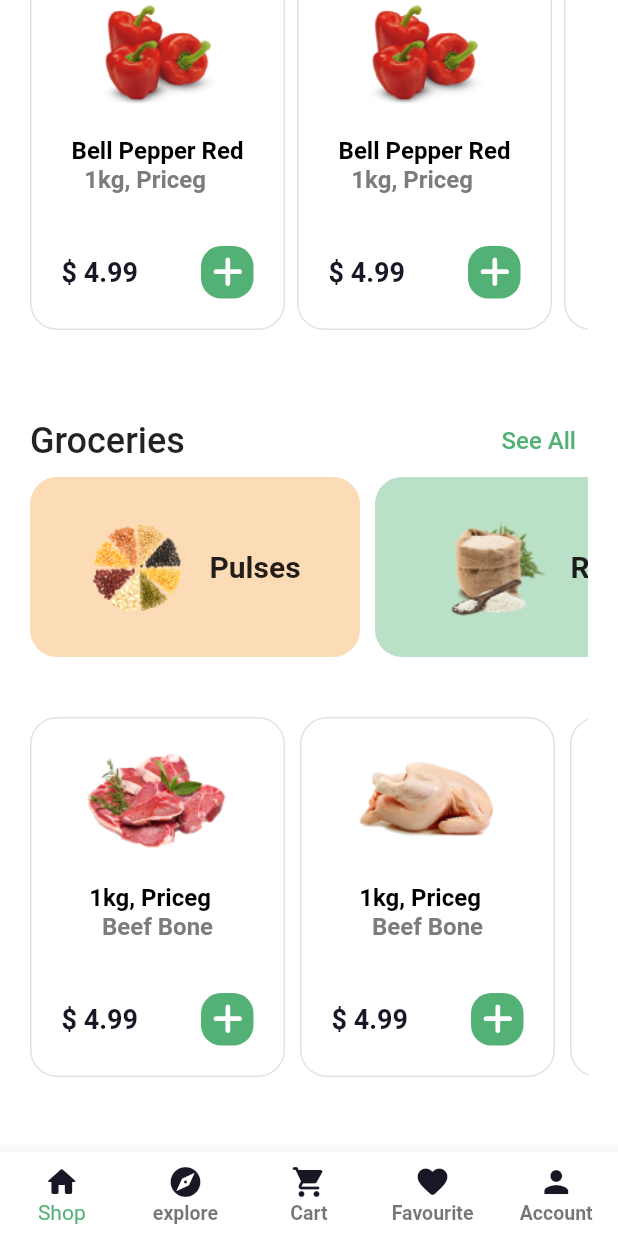
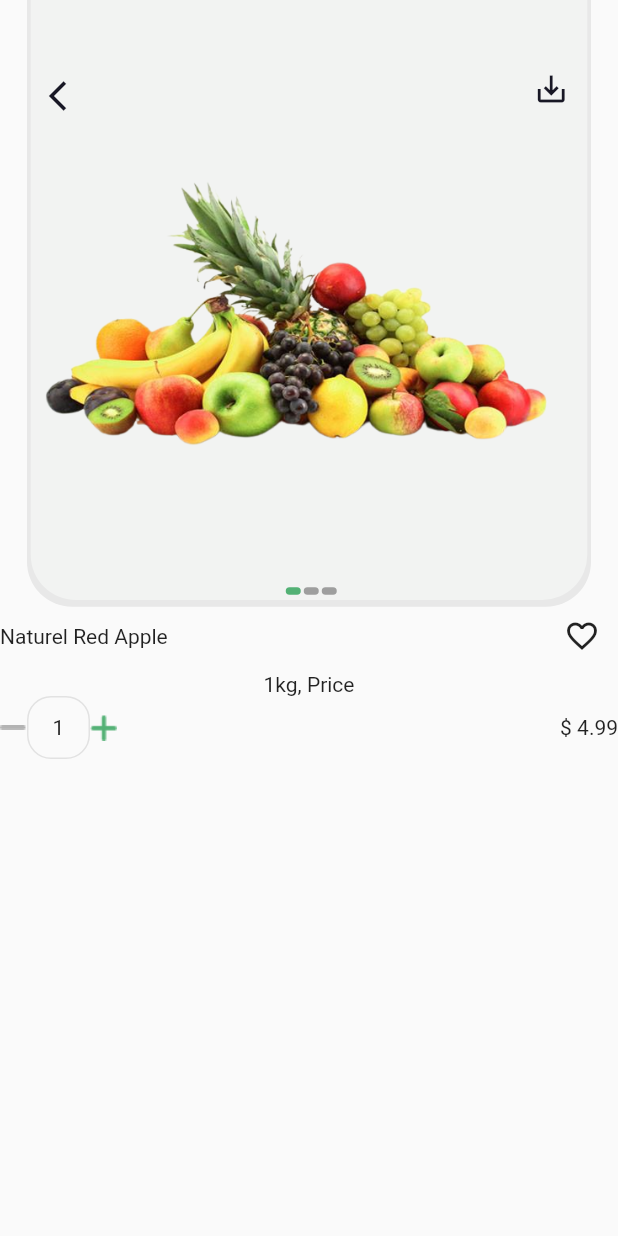
Before and after one commit to TaherSalah/ecommerc_tranning, a Flutter app: the ShopHomeScreen screen opened directly, scrolled down 884 dp, after a tap on "See All", on a phone screen of 412 x 824 dp. Run offline on Flutter 3.47's test engine with Material 2 defaults, Android fonts, the phone set to English and light mode, and no system bars; our stand-ins replace flutter_svg, hexcolor; project files that could hold a hidden picture were left out.

Commit message:
create screen details

```diff
--- a/lib/layout/home_screen.dart
+++ b/lib/layout/home_screen.dart
@@ -1,5 +1,6 @@
 import 'dart:ui';
 
+import 'package:ecommerc/moduels/details/details_screen.dart';
 import 'package:ecommerc/shared/components/ui_component.dart';
 import 'package:flutter/material.dart';
 import 'package:flutter_svg/svg.dart';
@@ -248,7 +249,8 @@ class ShopHomeScreen extends StatelessWidget {
                   ),
                   const Spacer(),
                   TextButton(
-                      onPressed: () {},
+                      onPressed: ()
+                         {Navigator.pushReplacement(context, MaterialPageRoute(builder: (context)=>const DetailsScreen()));},
                       child: Text(
                         'See All',
                         style: TextStyle(
--- a/lib/moduels/details/details_screen.dart
+++ b/lib/moduels/details/details_screen.dart
@@ -0,0 +1,128 @@
+import 'package:ecommerc/layout/home_screen.dart';
+import 'package:flutter/material.dart';
+import 'package:hexcolor/hexcolor.dart';
+
+import '../../shared/components/component.dart';
+
+class DetailsScreen extends StatelessWidget {
+  const DetailsScreen({Key? key}) : super(key: key);
+
+  @override
+  Widget build(BuildContext context) {
+    return Scaffold(
+      body: Column(
+        children: [
+          Container(
+            height: 400,
+            width: 371,
+            decoration: BoxDecoration(
+                boxShadow: [
+                  BoxShadow(
+                      color: Colors.grey.withOpacity(0.2),
+                      offset: Offset(0, 2),
+                      spreadRadius: 2.5)
+                ],
+                color: HexColor('#F2F3F2'),
+                borderRadius: BorderRadius.only(
+                    bottomRight: Radius.circular(30),
+                    bottomLeft: Radius.circular(30))),
+            child: Stack(
+              children: [
+                Center(child: Image.asset('assets/images/frutes.png')),
+                Positioned(
+                    top: 40,
+                    left: 0,
+                    child: IconButton(
+                        onPressed: () {
+                          navigate(context, const ShopHomeScreen());
+                        },
+                        icon: Icon(
+                          Icons.arrow_back_ios,
+                          color: HexColor('#181725'),
+                        ))),
+                Positioned(
+                    top: 35,
+                    right: 0,
+                    child: IconButton(
+                        onPressed: () {},
+                        icon: Icon(
+                          Icons.save_alt,
+                          color: HexColor('#181725'),
+                        ))),
+                ////////
+                Positioned(
+                  bottom: 3.5,
+                  left: 170,
+                  child: Container(
+                    height: 5,
+                    width: 10,
+                    decoration: BoxDecoration(
+                        borderRadius: BorderRadius.circular(10),
+                        color: HexColor('#53B175')),
+                  ),
+                ),
+                Positioned(
+                  bottom: 3.5,
+                  left: 182,
+                  child: Container(
+                    height: 5,
+                    width: 10,
+                    decoration: BoxDecoration(
+                      borderRadius: BorderRadius.circular(10),
+                      color: Colors.grey,
+                    ),
+                  ),
+                ),
+                Positioned(
+                  bottom: 3.5,
+                  left: 194,
+                  child: Container(
+                    height: 5,
+                    width: 10,
+                    decoration: BoxDecoration(
+                      borderRadius: BorderRadius.circular(10),
+                      color: Colors.grey,
+                    ),
+                  ),
+                ),
+              ],
+            ),
+          ),
+          Row(
+            children: [
+              Text('Naturel Red Apple'),
+              Spacer(),
+              IconButton(onPressed: () {}, icon: Icon(Icons.favorite_border)),
+            ],
+          ),
+          Text(
+            '1kg, Price',
+            textAlign: TextAlign.start,
+          ),
+          Row(
+            children: [
+Image.asset('assets/images/minus.png'),
+              Container(
+                height: 42,
+                width: 42,
+decoration: BoxDecoration(
+
+  borderRadius: BorderRadius.circular(16),
+  border: Border.all( color: HexColor('E2E2E2'), )
+),
+                child: Center(child: Text('1')),
+
+
+              ),
+              Image.asset('assets/images/plus.png'),
+Spacer(),
+              Text('\$ 4.99'),
+
+
+            ],
+          ),
+        ],
+      ),
+    );
+  }
+}
--- a/lib/shared/components/component.dart
+++ b/lib/shared/components/component.dart
@@ -179,3 +179,8 @@ String Function(String?)?validator
     ),
   ) ,
 );
+
+void navigate(context,widget){
+  {Navigator.pushReplacement(context, MaterialPageRoute(builder: (context)=>widget));}
+
+}
```
Also changed, not shown: assets/images/minus.png (added), assets/images/plus.png (added).
